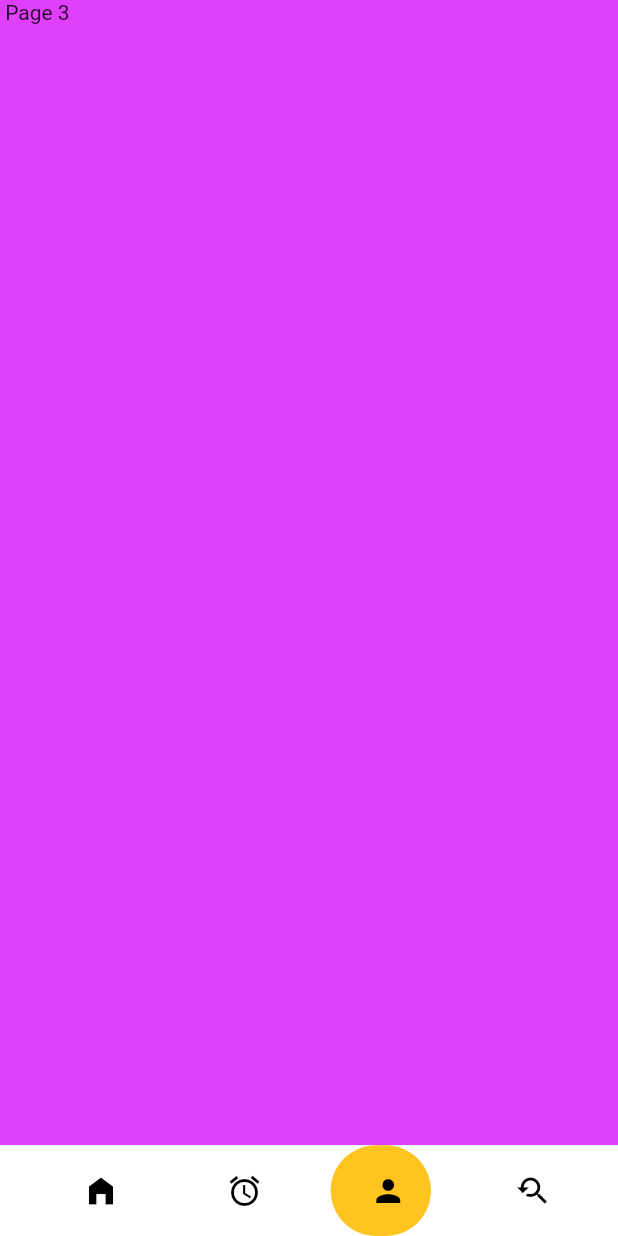
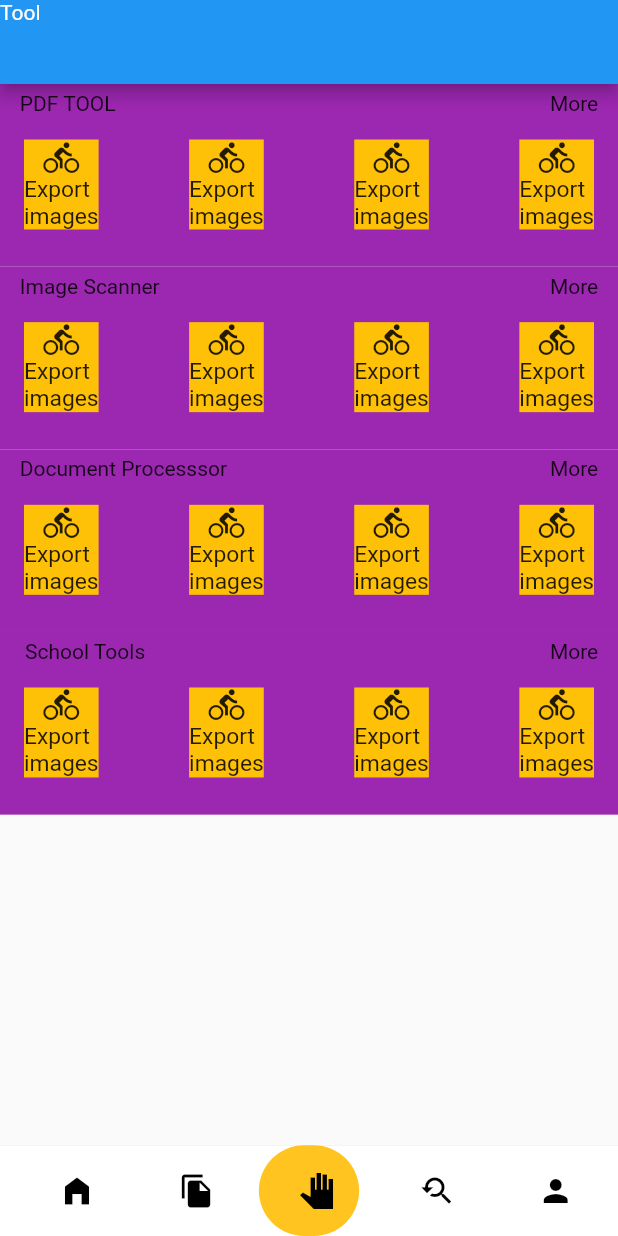
Before and after one commit to annexmirza/wps_rp, a Flutter app: the screen it shows after launch, item 3 of the bottom bar chosen, on a phone screen of 412 x 824 dp. Run offline on Flutter 3.47's test engine with Material 2 defaults, Android fonts, the phone set to English and light mode, and no system bars; drawn by our look-alikes of google_nav_bar; our stand-ins replace flutter_easyloading, flutter_screenutil, get.

Commit message:
tabs page

```diff
--- a/lib/Controller/Bottom_Nav_Controller.dart
+++ b/lib/Controller/Bottom_Nav_Controller.dart
@@ -2,6 +2,7 @@ import 'package:flutter/material.dart';
 import 'package:get/get.dart';
 import 'package:wps_rp/View/file_page.dart';
 import 'package:wps_rp/View/homePage.dart';
+import 'package:wps_rp/View/tools_page.dart';
 
 class BottomNavController extends GetxController {
   // @override
@@ -17,11 +18,12 @@ class BottomNavController extends GetxController {
   List allPagesScreen = [
     HomePage(),
     FilePage(),
+    ToolsPage(),
     Container(
       height: Get.height,
       width: Get.width,
-      child: Text(" Page 3"),
-      color: Colors.purpleAccent,
+      child: Text(" Page 4"),
+      color: Colors.blueGrey,
     ),
     Container(
       height: Get.height,
--- a/lib/View/bottom_Nav_Bar_Page.dart
+++ b/lib/View/bottom_Nav_Bar_Page.dart
@@ -43,11 +43,14 @@ class BottomNavBarPage extends StatelessWidget {
                       icon: Icons.home_filled,
                     ),
                     GButton(
-                      icon: Icons.access_alarms_sharp,
+                      icon: Icons.file_copy,
                     ),
-                    GButton(icon: Icons.person),
+                    GButton(icon: Icons.pan_tool_sharp),
                     GButton(
                       icon: Icons.youtube_searched_for_outlined,
+                    ),
+                    GButton(
+                      icon: Icons.person,
                     )
                   ])),
         ),
--- /dev/null
+++ b/lib/View/tools_page.dart
@@ -0,0 +1,41 @@
+import 'package:flutter/material.dart';
+import 'package:flutter_screenutil/flutter_screenutil.dart';
+import 'package:get/get.dart';
+import 'package:wps_rp/Widget/CustomFileCard.dart';
+import 'package:wps_rp/Widget/custom_tile.dart';
+import 'package:wps_rp/Widget/custom_tool_tile_page.dart';
+
+import 'homePage.dart';
+
+class ToolsPage extends StatelessWidget {
+  @override
+  Widget build(BuildContext context) {
+    return Scaffold(
+      appBar: AppBar(
+        leading: Text("Tool"),
+      ),
+      body: SingleChildScrollView(
+        child: Container(
+          // height: Get.height,
+          child: Column(
+            // crossAxisAlignment: CrossAxisAlignment.start,
+            children: [
+              CustomToolsTile(
+                titleText: "PDF TOOL",
+              ),
+              CustomToolsTile(
+                titleText: "Image Scanner",
+              ),
+              CustomToolsTile(
+                titleText: "Document Processsor",
+              ),
+              CustomToolsTile(
+                titleText: " School Tools",
+              ),
+            ],
+          ),
+        ),
+      ),
+    );
+  }
+}
--- /dev/null
+++ b/lib/Widget/custom_tool_tile_page.dart
@@ -0,0 +1,69 @@
+import 'package:flutter/material.dart';
+import 'package:flutter_screenutil/flutter_screenutil.dart';
+import 'package:get/get.dart';
+import 'package:wps_rp/View/homePage.dart';
+
+class CustomToolsTile extends StatelessWidget {
+  String? titleText;
+  CustomToolsTile({this.titleText});
+
+  @override
+  Widget build(BuildContext context) {
+    return Row(
+      children: [
+        Container(
+          height: 120.h,
+          width: Get.width,
+          color: Colors.purple,
+          child: Column(
+            children: [
+              Padding(
+                padding: EdgeInsets.only(left: 12.0.w, right: 12.0.w, top: 5.0),
+                child: Row(
+                  mainAxisAlignment: MainAxisAlignment.spaceAround,
+                  children: [
+                    Text(titleText!),
+                    Spacer(),
+                    InkWell(
+                        onTap: () {},
+                        child: Container(
+                          child: Text("More"),
+                        ))
+                  ],
+                ),
+              ),
+              Padding(
+                padding: const EdgeInsets.all(16.0),
+                child: Row(
+                  mainAxisAlignment: MainAxisAlignment.spaceBetween,
+                  children: [
+                    CustomButtonWithText(
+                      buttonIcon: Icons.directions_bike,
+                      titleText: ("Export \nimages"),
+                      onTab: () {},
+                    ),
+                    CustomButtonWithText(
+                      buttonIcon: Icons.directions_bike,
+                      titleText: ("Export \nimages"),
+                      onTab: () {},
+                    ),
+                    CustomButtonWithText(
+                      buttonIcon: Icons.directions_bike,
+                      titleText: ("Export \nimages"),
+                      onTab: () {},
+                    ),
+                    CustomButtonWithText(
+                      buttonIcon: Icons.directions_bike,
+                      titleText: ("Export \nimages"),
+                      onTab: () {},
+                    ),
+                  ],
+                ),
+              )
+            ],
+          ),
+        )
+      ],
+    );
+  }
+}
```
Also changed, not shown: lib/View/file_page.dart (+34 -41 lines).
